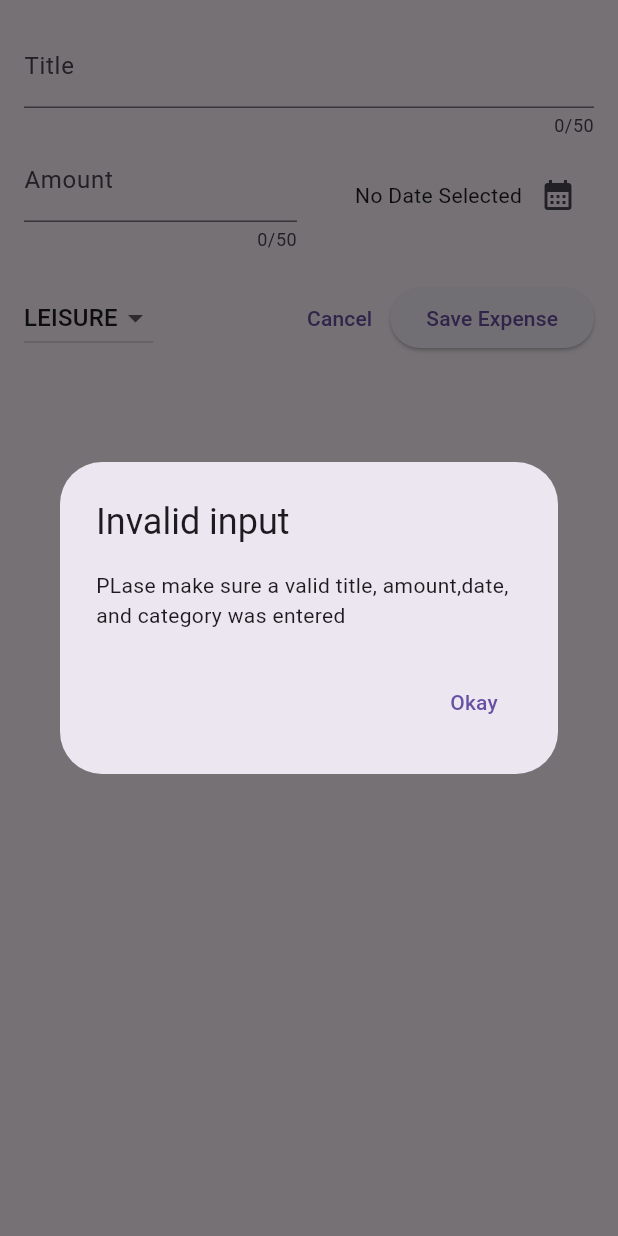
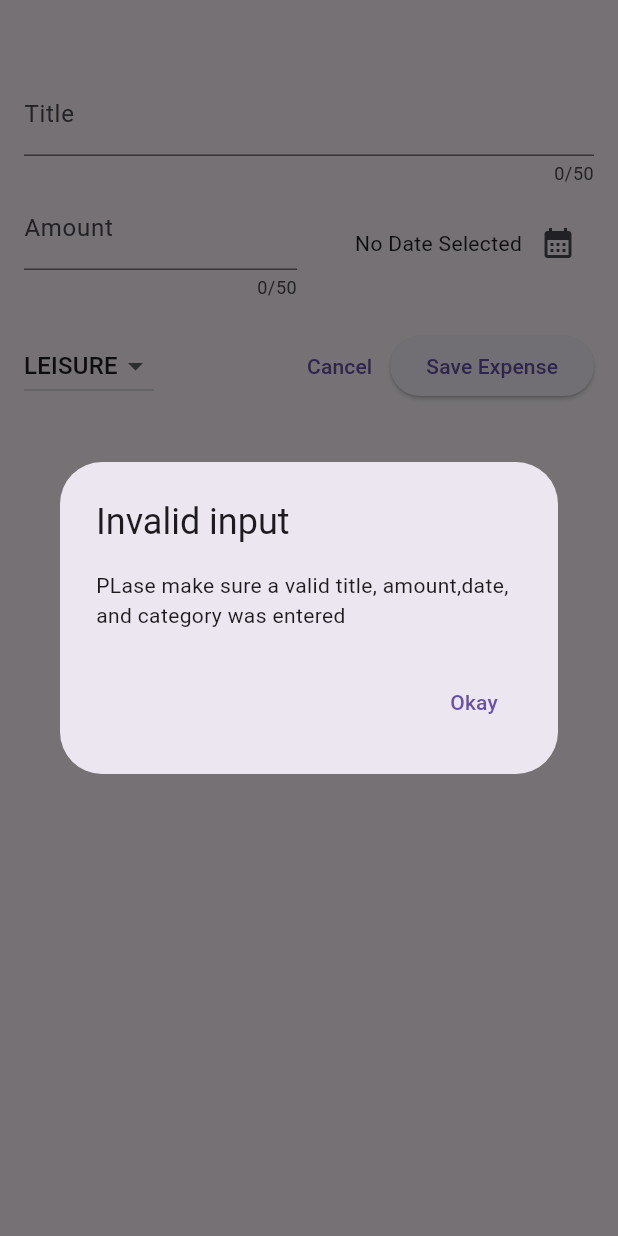
Before and after one commit to TienPhuc02/flutter-academind, a Flutter app: the NewExpense widget shown alone on an empty page, opened directly with empty values, after a tap on "Save Expense", on a phone screen of 412 x 824 dp. Run offline on Flutter 3.47's test engine with Material 3 defaults, Android fonts, the phone set to English and light mode, and no system bars; our stand-ins replace google_fonts.

Commit message:
creating a fullscreen modal

```diff
--- a/flutter_chapter_5/lib/widgets/expenses.dart
+++ b/flutter_chapter_5/lib/widgets/expenses.dart
@@ -35,6 +35,7 @@ class _ExpenState extends State<Expenses> {
   ];
   void _openAddExpenseOverlay() {
     showModalBottomSheet(
+      isScrollControlled: true,
       context: context,
       builder: (ctx) => NewExpense(onAddExpense: _addExpense),
     );
--- a/flutter_chapter_5/lib/widgets/new_expense.dart
+++ b/flutter_chapter_5/lib/widgets/new_expense.dart
@@ -57,11 +57,14 @@ class _NewExpenseState extends State<NewExpense> {
       );
       return;
     }
-    widget.onAddExpense(Expense(
-        date: _selectedDate!,
-        title: _titleController.text,
-        amount: enterdAmount,
-        category: _selectedCategory));
+    widget.onAddExpense(
+      Expense(
+          date: _selectedDate!,
+          title: _titleController.text,
+          amount: enterdAmount,
+          category: _selectedCategory),
+    );
+    Navigator.pop(context);
   }
 
   @override
@@ -74,7 +77,7 @@ class _NewExpenseState extends State<NewExpense> {
   @override
   Widget build(BuildContext context) {
     return Padding(
-      padding: const EdgeInsets.all(16),
+      padding: const EdgeInsets.fromLTRB(16, 48, 16, 16),
       child: Column(
         children: [
           TextField(
```
